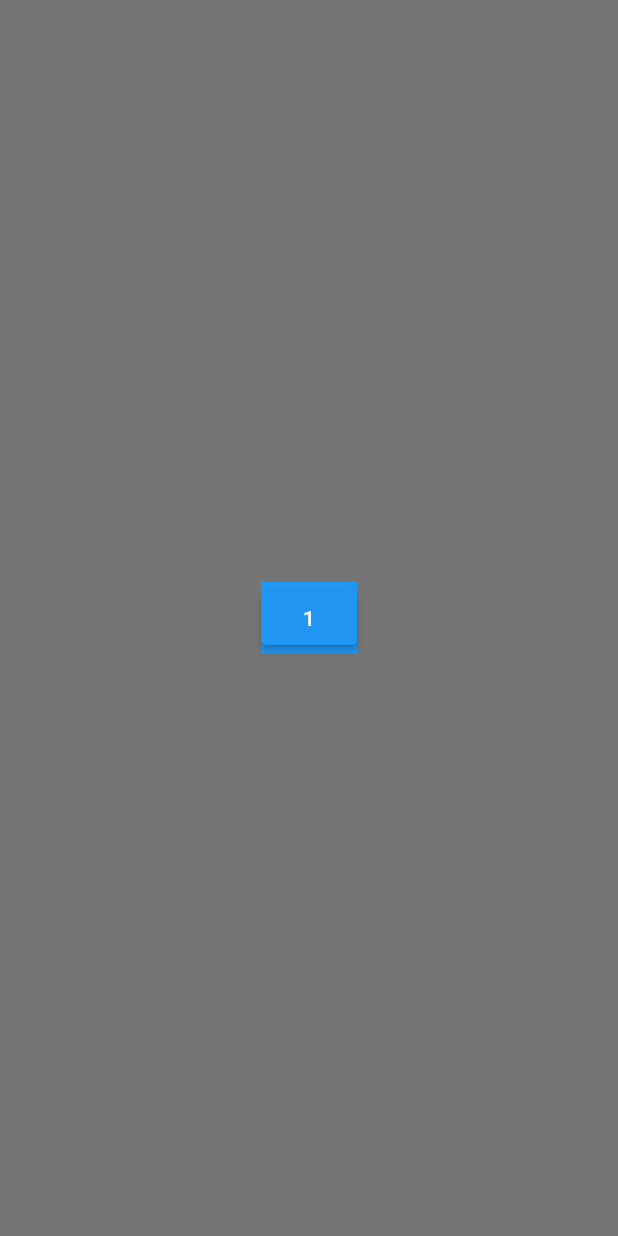
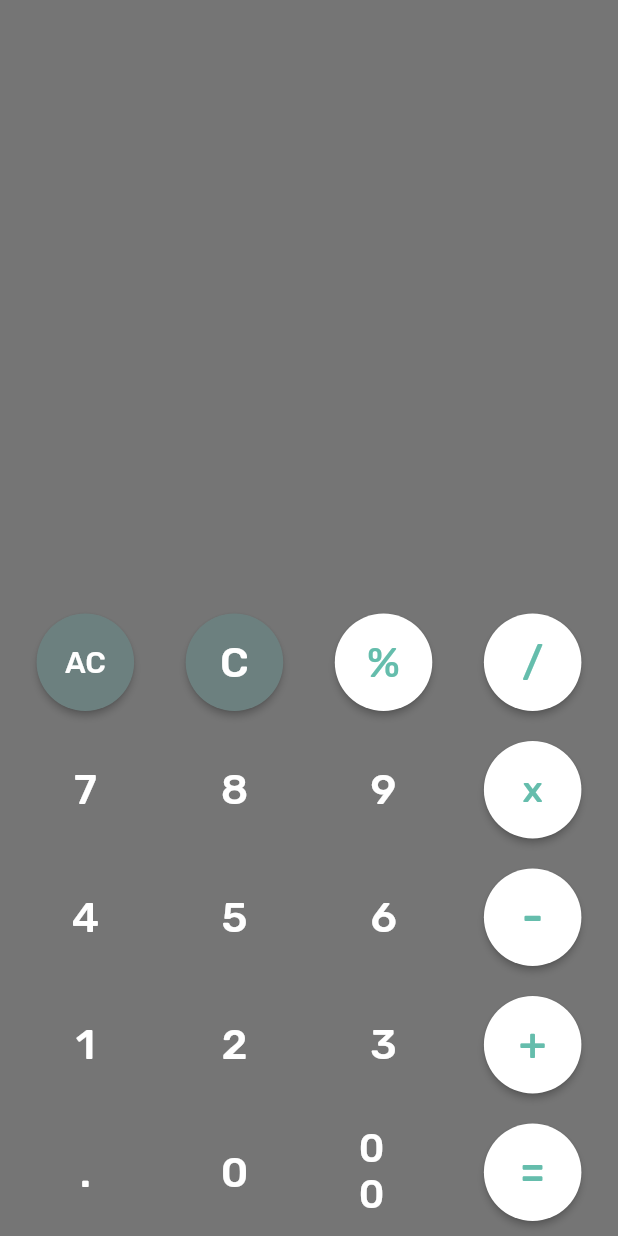
Before and after one commit to Anoop072001/Calculator, a Flutter app: the screen it shows after launch, on a phone screen of 412 x 824 dp. Run offline on Flutter 3.47's test engine with Material 2 defaults, Android fonts, the phone set to English and light mode, and no system bars; our stand-ins replace google_fonts.

Commit message:
new changes

```diff
--- a/lib/Widgets/CalcButton.dart
+++ b/lib/Widgets/CalcButton.dart
@@ -1,18 +1,41 @@
 import 'package:flutter/material.dart';
+import 'package:google_fonts/google_fonts.dart';
 
 class CalcButton extends StatelessWidget {
   final String text;
-  const CalcButton({Key key, this.text}) : super(key: key);
+  final int fillColor;
+  final int textColor;
+  final double textSize;
+  const CalcButton({
+    Key key,
+    this.fillColor,
+    this.text,
+    this.textColor = 0xFFFFFFFF,
+    this.textSize = 28,
+  }) : super(key: key);
   @override
   Widget build(BuildContext context) {
     return Container(
-      color: Colors.blue,
-      child: ElevatedButton(
-        child: Text(text,
-            style: TextStyle(
-              color: Colors.white,
-            )),
-        onPressed: () {},
+      margin: EdgeInsets.all(10),
+      child: SizedBox(
+        width: 65,
+        height: 65,
+        child: MaterialButton(
+          color: fillColor != null ? Color(fillColor) : null,
+          textColor: Color(textColor),
+          shape: RoundedRectangleBorder(
+            borderRadius: BorderRadius.circular(50.0),
+          ),
+          child: Text(
+            text,
+            style: GoogleFonts.rubik(
+              textStyle: TextStyle(
+                fontSize: textSize,
+              ),
+            ),
+          ),
+          onPressed: () {},
+        ),
       ),
     );
   }
--- a/lib/main.dart
+++ b/lib/main.dart
@@ -1,6 +1,6 @@
 import 'package:flutter/material.dart';
 
-import 'Widgets/CalcButton.dart';
+import './widgets/CalcButton.dart';
 
 void main() {
   runApp(CalcApp());
@@ -15,7 +15,110 @@ class CalcApp extends StatelessWidget {
       home: Scaffold(
         backgroundColor: Colors.black54,
         body: Center(
-          child: CalcButton(text: "1"),
+          child: Column(
+            mainAxisAlignment: MainAxisAlignment.end,
+            children: [
+              Row(
+                mainAxisAlignment: MainAxisAlignment.spaceEvenly,
+                children: [
+                  CalcButton(
+                    text: "AC",
+                    fillColor: 0xFF6C807F,
+                    textSize: 20,
+                  ),
+                  CalcButton(text: "C", fillColor: 0xFF6C807F),
+                  CalcButton(
+                    text: "%",
+                    fillColor: 0xFFFFFFFF,
+                    textColor: 0xFF65BDAC,
+                  ),
+                  CalcButton(
+                      text: "/", fillColor: 0xFFFFFFFF, textColor: 0xFF65BDAC),
+                ],
+              ),
+              Row(
+                mainAxisAlignment: MainAxisAlignment.spaceEvenly,
+                children: [
+                  CalcButton(
+                    text: "7",
+                  ),
+                  CalcButton(
+                    text: "8",
+                  ),
+                  CalcButton(
+                    text: "9",
+                  ),
+                  CalcButton(
+                    text: "x",
+                    fillColor: 0xFFFFFFFF,
+                    textColor: 0xFF65BDAC,
+                    textSize: 24,
+                  ),
+                ],
+              ),
+              Row(
+                mainAxisAlignment: MainAxisAlignment.spaceEvenly,
+                children: [
+                  CalcButton(
+                    text: "4",
+                  ),
+                  CalcButton(
+                    text: "5",
+                  ),
+                  CalcButton(
+                    text: "6",
+                  ),
+                  CalcButton(
+                    text: "-",
+                    fillColor: 0xFFFFFFFF,
+                    textColor: 0xFF65BDAC,
+                    textSize: 30,
+                  ),
+                ],
+              ),
+              Row(
+                mainAxisAlignment: MainAxisAlignment.spaceEvenly,
+                children: [
+                  CalcButton(
+                    text: "1",
+                  ),
+                  CalcButton(
+                    text: "2",
+                  ),
+                  CalcButton(
+                    text: "3",
+                  ),
+                  CalcButton(
+                    text: "+",
+                    fillColor: 0xFFFFFFFF,
+                    textColor: 0xFF65BDAC,
+                    textSize: 30,
+                  ),
+                ],
+              ),
+              Row(
+                mainAxisAlignment: MainAxisAlignment.spaceEvenly,
+                children: [
+                  CalcButton(
+                    text: ".",
+                  ),
+                  CalcButton(
+                    text: "0",
+                  ),
+                  CalcButton(
+                    text: "00",
+                    textSize: 26,
+                  ),
+                  CalcButton(
+                    text: "=",
+                    fillColor: 0xFFFFFFFF,
+                    textColor: 0xFF65BDAC,
+                    textSize: 30,
+                  ),
+                ],
+              ),
+            ],
+          ),
         ),
       ),
     );
--- a/pubspec.yaml
+++ b/pubspec.yaml
@@ -23,6 +23,7 @@ environment:
 dependencies:
   flutter:
     sdk: flutter
+  google_fonts: "^1.1.2"
 
 
   # The following adds the Cupertino Icons font to your application.
```
Also changed, not shown: pubspec.lock.
